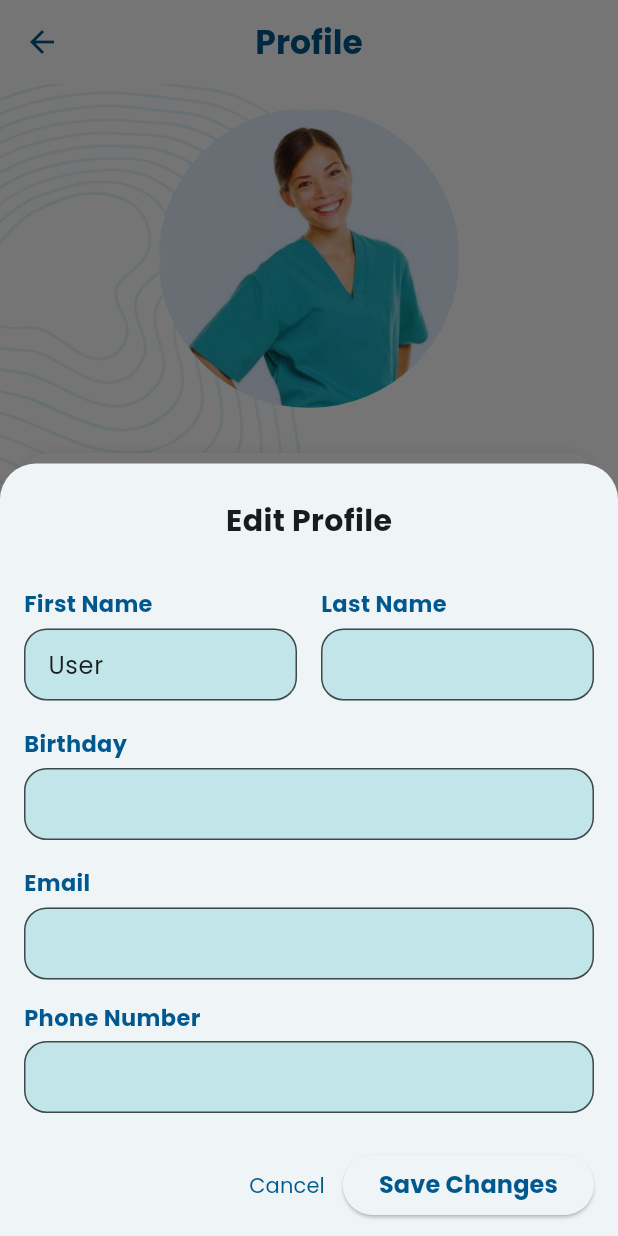
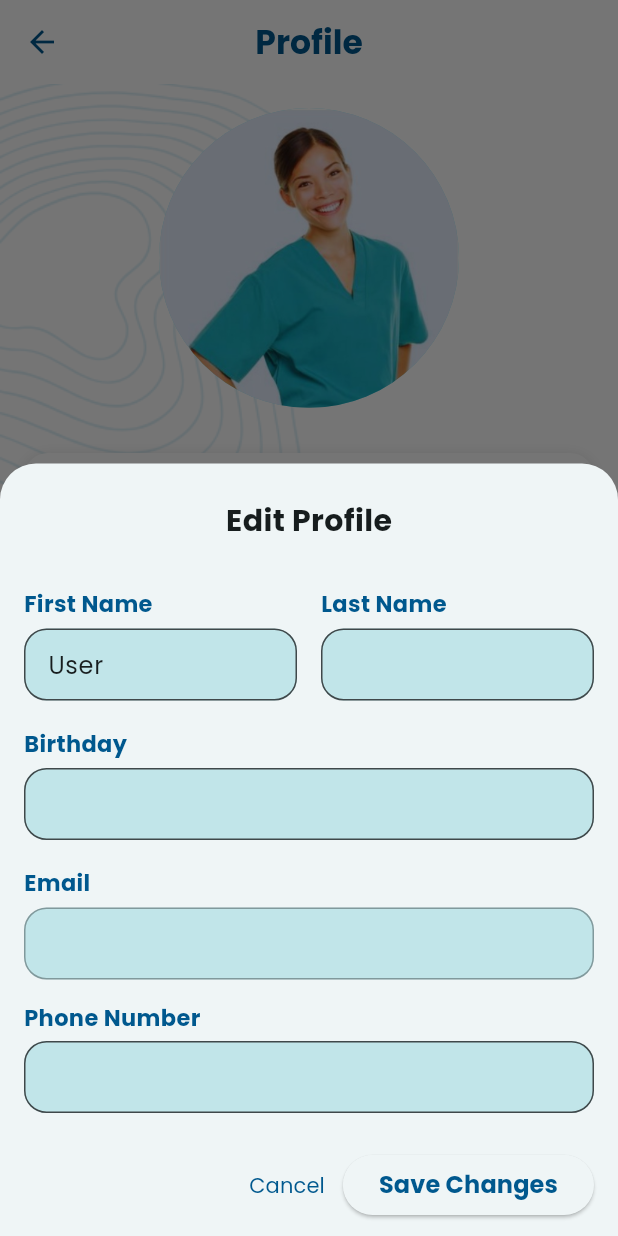
Before and after one commit to VannaAbbey/Elderlink_App, a Flutter app: the EditProfile screen opened directly, after a tap on "Edit Profile", on a phone screen of 412 x 824 dp. Run offline on Flutter 3.47's test engine with Material 3 defaults, Android fonts, the phone set to English and light mode, and no system bars; our stand-ins replace cloud_firestore, firebase_auth, firebase_core, google_sign_in, sign_in_with_apple; missing offline and left inert: flutter_facebook_auth; accounts and stored records are empty.

```diff
--- a/lib/caregiver/edit_profile.dart
+++ b/lib/caregiver/edit_profile.dart
@@ -291,13 +291,13 @@ class _EditProfileState extends State<EditProfile> {
                                                                     const SizedBox(height: 6),
                                                                     TextFormField(
                                                                       controller: bottomSheetEmailController,
+                                                                      enabled: false,
                                                                       decoration: const InputDecoration(
                                                                         border: OutlineInputBorder(
                                                                           borderRadius: BorderRadius.all(Radius.circular(15)),
                                                                         ),
                                                                         contentPadding: EdgeInsets.symmetric(horizontal: 12, vertical: 10),
                                                                       ),
-                                                                      validator: (val) => val == null || val.isEmpty ? 'Required' : null,
                                                                     ),
                                                                   ],
                                                                 ),
```
